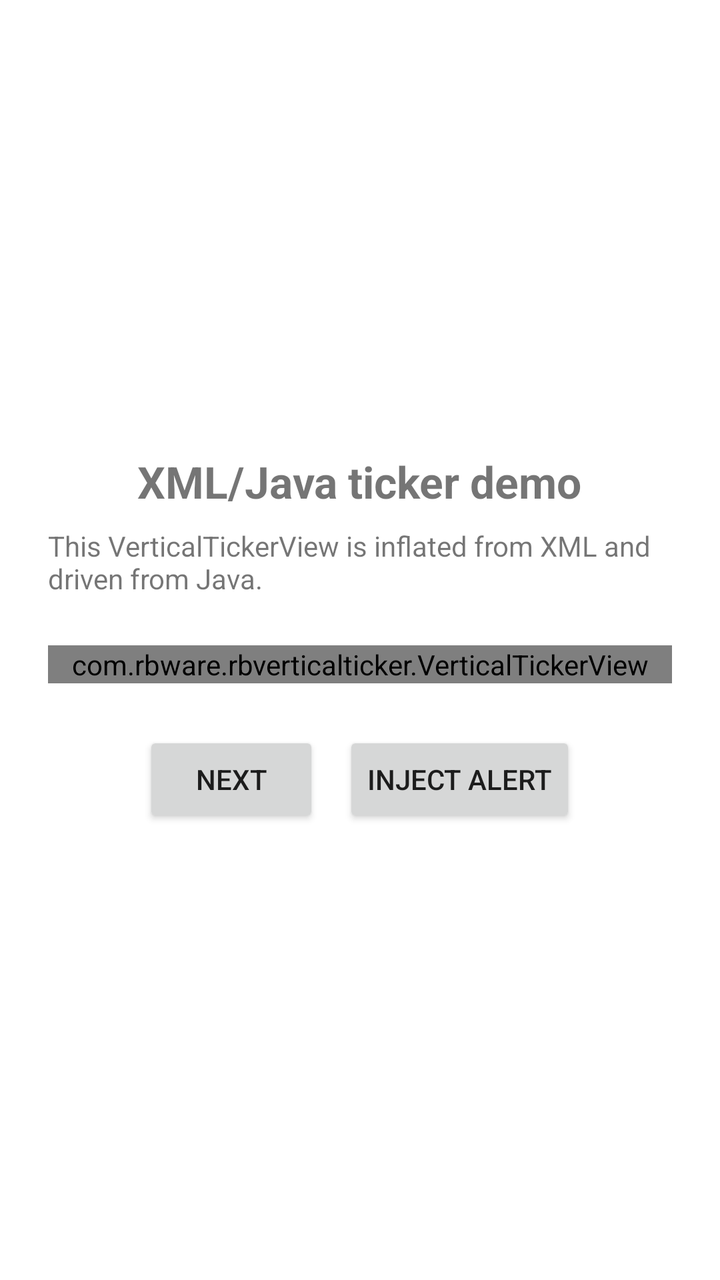
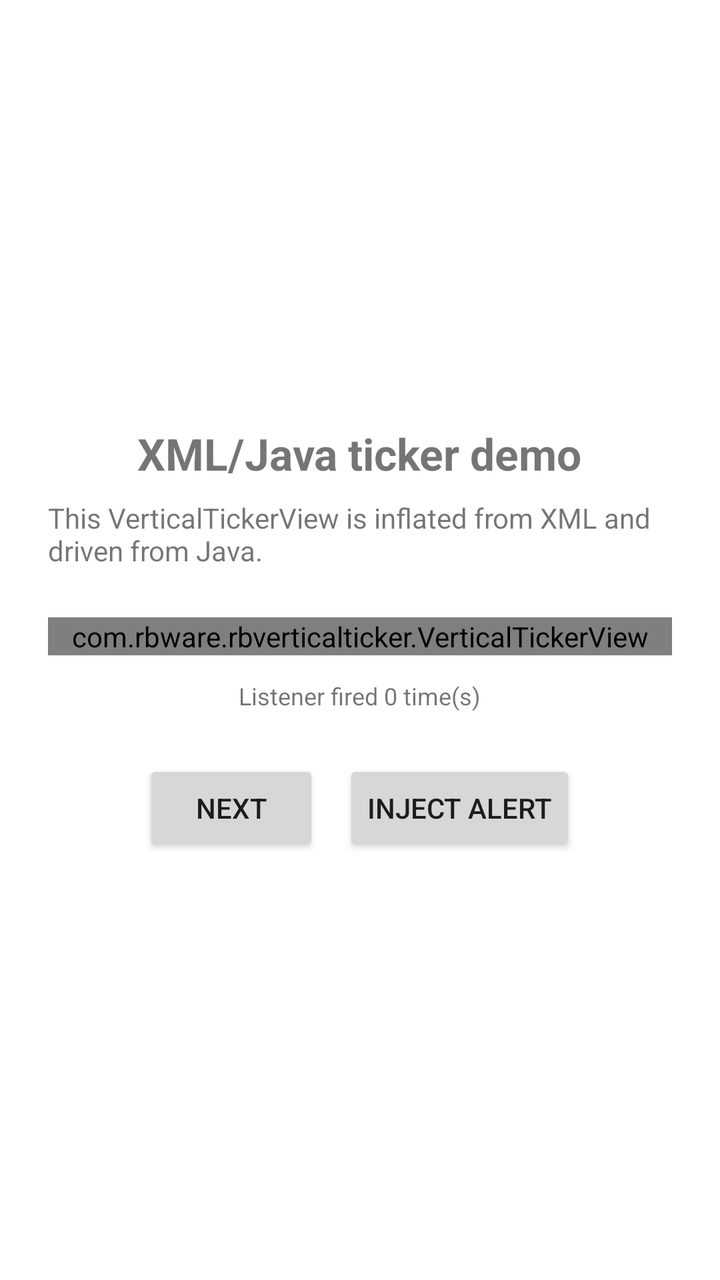

The first picture is an Android layout as it rendered before a commit; the second is the same layout after the commit. The layout source and the unified diff follow.
<!-- AndroidManifest.xml: activity theme Theme.RBVerticalTicker -->
<!-- res/layout/activity_xml_demo.xml -->
<?xml version="1.0" encoding="utf-8"?>
<LinearLayout xmlns:android="http://schemas.android.com/apk/res/android"
    xmlns:app="http://schemas.android.com/apk/res-auto"
    android:layout_width="match_parent"
    android:layout_height="match_parent"
    android:orientation="vertical"
    android:gravity="center"
    android:padding="24dp">

    <TextView
        android:layout_width="wrap_content"
        android:layout_height="wrap_content"
        android:text="XML/Java ticker demo"
        android:textSize="22sp"
        android:textStyle="bold" />

    <TextView
        android:layout_width="wrap_content"
        android:layout_height="wrap_content"
        android:layout_marginTop="8dp"
        android:layout_marginBottom="24dp"
        android:text="This VerticalTickerView is inflated from XML and driven from Java." />

    <com.rbware.rbverticalticker.VerticalTickerView
        android:id="@+id/ticker"
        android:layout_width="match_parent"
        android:layout_height="wrap_content"
        android:textSize="18sp"
        android:textColor="#6750A4"
        android:textStyle="bold"
        android:fontFamily="serif"
        app:visibleCount="3"
        app:topFadeAlpha="0.15" />

    <LinearLayout
        android:layout_width="wrap_content"
        android:layout_height="wrap_content"
        android:layout_marginTop="24dp"
        android:orientation="horizontal">

        <Button
            android:id="@+id/nextButton"
            android:layout_width="wrap_content"
            android:layout_height="wrap_content"
            android:text="Next" />

        <Button
            android:id="@+id/injectButton"
            android:layout_width="wrap_content"
            android:layout_height="wrap_content"
            android:layout_marginStart="12dp"
            android:text="Inject alert" />

    </LinearLayout>

</LinearLayout>
<!-- resources referenced by this layout -->
<resources>
  <style name="Theme.RBVerticalTicker" parent="Theme.MaterialComponents.DayNight.DarkActionBar">
          
          <item name="colorPrimary">@color/purple_500</item>
          <item name="colorPrimaryVariant">@color/purple_700</item>
          <item name="colorOnPrimary">@color/white</item>
          
          <item name="colorSecondary">@color/teal_200</item>
          <item name="colorSecondaryVariant">@color/teal_700</item>
          <item name="colorOnSecondary">@color/black</item>
          
          <item name="android:statusBarColor">?attr/colorPrimaryVariant</item>
          
      </style>
  <color name="purple_500">#FF6200EE</color>
  <color name="purple_700">#FF3700B3</color>
  <color name="white">#FFFFFFFF</color>
  <color name="teal_200">#FF03DAC5</color>
  <color name="teal_700">#FF018786</color>
  <color name="black">#FF000000</color>
</resources>

<!-- the commit's change to res/layout/activity_xml_demo.xml (unified diff, before → after) -->
@@ -30,7 +30,16 @@
         android:textStyle="bold"
         android:fontFamily="serif"
         app:visibleCount="3"
-        app:topFadeAlpha="0.15" />
+        app:topFadeAlpha="0.15"
+        app:animationDurationMillis="900" />
+
+    <TextView
+        android:id="@+id/listenerLog"
+        android:layout_width="wrap_content"
+        android:layout_height="wrap_content"
+        android:layout_marginTop="12dp"
+        android:textSize="12sp"
+        android:text="Listener fired 0 time(s)" />
 
     <LinearLayout
         android:layout_width="wrap_content"
